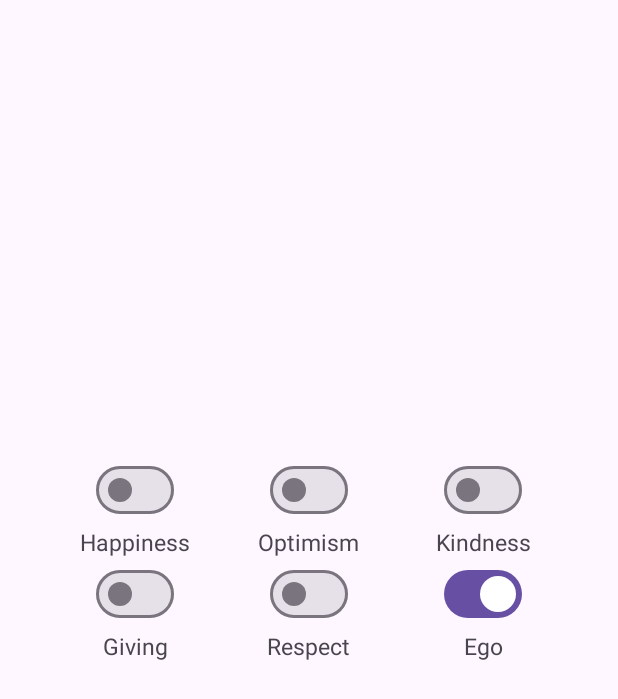
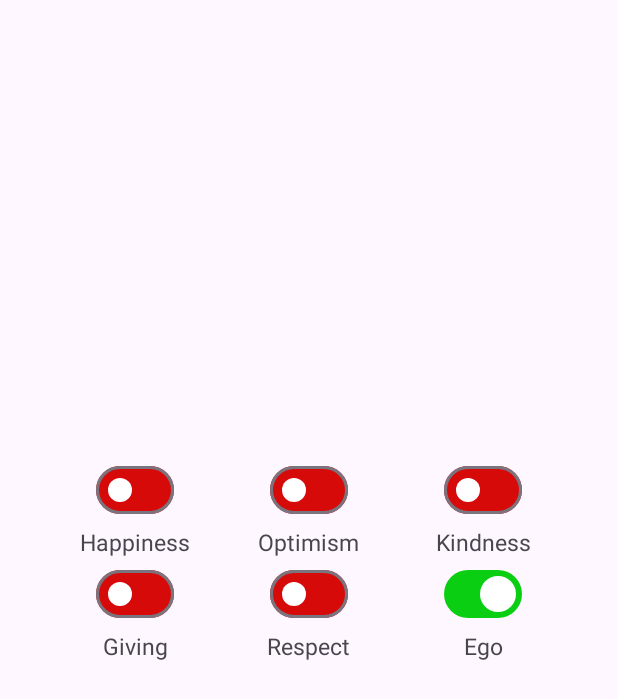
Before and after one commit to thwisse/DisableTheEgo, an Android app: the screen it shows after launch (MainActivity), on a phone screen of 412 x 824 dp. Shown: the top 699 px of the screen. Run offline under Robolectric (Android 15) with nearby library versions, the phone set to English and light mode, and no system bars.

Commit message:
switchler renklendirildi

```diff
--- /dev/null
+++ b/DisableTheEgo/app/src/main/res/color/switch_thumb_color.xml
@@ -0,0 +1,4 @@
+<?xml version="1.0" encoding="utf-8"?>
+<selector xmlns:android="http://schemas.android.com/apk/res/android">
+    <item android:color="@color/switch_thumb_color_white"/>
+</selector>
--- /dev/null
+++ b/DisableTheEgo/app/src/main/res/color/switch_track_color.xml
@@ -0,0 +1,6 @@
+<?xml version="1.0" encoding="utf-8"?>
+<selector
+    xmlns:android="http://schemas.android.com/apk/res/android">
+    <item android:color="@color/switch_track_color_checked" android:state_checked="true"/>
+    <item android:color="@color/switch_track_color_unchecked"/>
+</selector>
--- a/DisableTheEgo/app/src/main/res/layout/activity_main.xml
+++ b/DisableTheEgo/app/src/main/res/layout/activity_main.xml
@@ -29,7 +29,9 @@
         app:layout_constraintEnd_toEndOf="parent"
         android:visibility="invisible"
         app:layout_constraintStart_toStartOf="parent"
-        app:menu="@menu/menu_bottom_nav" />
+        app:menu="@menu/menu_bottom_nav"
+        app:labelVisibilityMode="selected">
+    </com.google.android.material.bottomnavigation.BottomNavigationView>
 
 
 </androidx.constraintlayout.widget.ConstraintLayout>
--- a/DisableTheEgo/app/src/main/res/layout/fragment_dashboard.xml
+++ b/DisableTheEgo/app/src/main/res/layout/fragment_dashboard.xml
@@ -16,6 +16,8 @@
         app:layout_constraintStart_toEndOf="@+id/swHappiness"
         app:layout_constraintTop_toTopOf="parent"
         app:layout_constraintVertical_chainStyle="packed"
+        app:trackTint="@color/switch_track_color"
+        app:thumbTint="@color/switch_thumb_color"
         android:checked="false"/>
 
     <com.google.android.material.materialswitch.MaterialSwitch
@@ -28,6 +30,8 @@
         app:layout_constraintStart_toStartOf="parent"
         app:layout_constraintTop_toTopOf="parent"
         app:layout_constraintVertical_chainStyle="packed"
+        app:trackTint="@color/switch_track_color"
+        app:thumbTint="@color/switch_thumb_color"
         android:checked="false"/>
 
     <TextView
@@ -53,6 +57,8 @@
         app:layout_constraintHorizontal_bias="0.5"
         app:layout_constraintStart_toStartOf="parent"
         app:layout_constraintTop_toBottomOf="@+id/twHappiness"
+        app:trackTint="@color/switch_track_color"
+        app:thumbTint="@color/switch_thumb_color"
         android:checked="false"/>
 
     <TextView
@@ -78,6 +84,8 @@
         app:layout_constraintHorizontal_bias="0.5"
         app:layout_constraintStart_toEndOf="@+id/swGiving"
         app:layout_constraintTop_toBottomOf="@+id/twOptimism"
+        app:trackTint="@color/switch_track_color"
+        app:thumbTint="@color/switch_thumb_color"
         android:checked="false"/>
 
     <TextView
@@ -103,6 +111,8 @@
         app:layout_constraintStart_toEndOf="@+id/swOptimism"
         app:layout_constraintTop_toTopOf="parent"
         app:layout_constraintVertical_chainStyle="packed"
+        app:trackTint="@color/switch_track_color"
+        app:thumbTint="@color/switch_thumb_color"
         android:checked="false"/>
 
     <TextView
@@ -126,7 +136,10 @@
         app:layout_constraintEnd_toEndOf="parent"
         app:layout_constraintHorizontal_bias="0.5"
         app:layout_constraintStart_toEndOf="@+id/swRespect"
-        app:layout_constraintTop_toBottomOf="@+id/twKindness" />
+        app:trackTint="@color/switch_track_color"
+        app:thumbTint="@color/switch_thumb_color"
+        app:layout_constraintTop_toBottomOf="@+id/twKindness"
+        android:checked="true"/>
 
     <TextView
         android:id="@+id/twEgo"
--- a/DisableTheEgo/app/src/main/res/values/colors.xml
+++ b/DisableTheEgo/app/src/main/res/values/colors.xml
@@ -2,4 +2,7 @@
 <resources>
     <color name="black">#FF000000</color>
     <color name="white">#FFFFFFFF</color>
+    <color name="switch_track_color_checked">#0ACE12</color>
+    <color name="switch_track_color_unchecked">#D70A0A</color>
+    <color name="switch_thumb_color_white">#FFFFFFFF</color>
 </resources>
```
